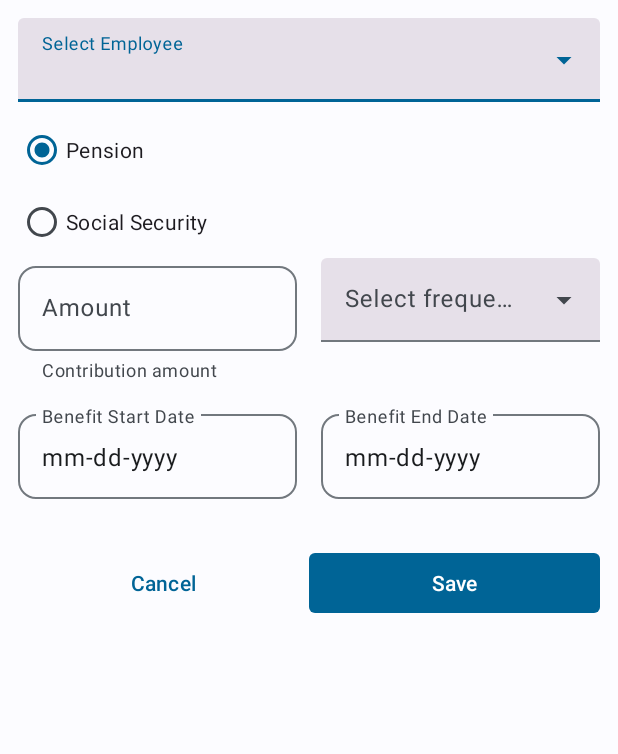
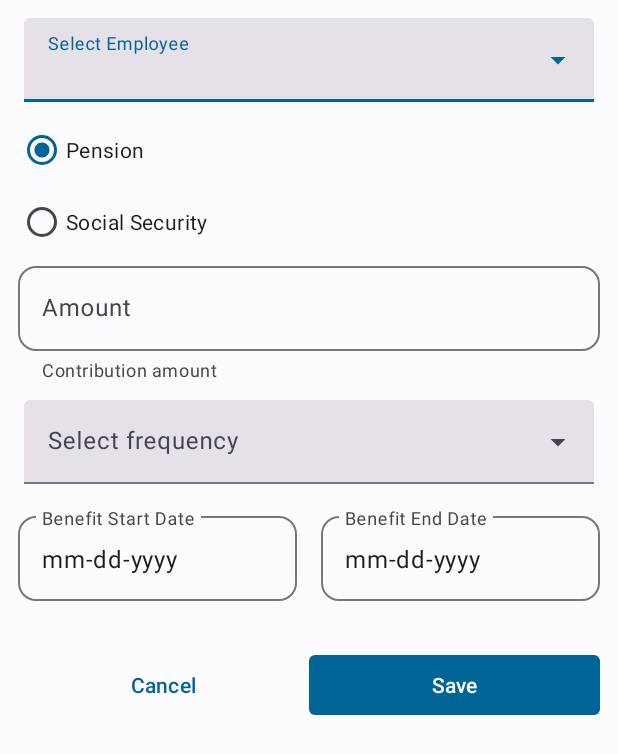
Before and after one commit to moaliyou/ERISM_App, an Android app: the layout retirement_benefit_form_dialog.xml on its own in the app's theme, with its tools: preview values and no code run, on a phone screen of 412 x 824 dp. Shown: the top 754 px of the screen. Run offline under Robolectric (Android 15) with nearby library versions, the phone set to English and light mode, and no system bars.

Commit message:
Modified retirement benefit dialog

```diff
--- a/app/src/main/res/layout/retirement_benefit_form_dialog.xml
+++ b/app/src/main/res/layout/retirement_benefit_form_dialog.xml
@@ -11,6 +11,8 @@
         android:layout_width="match_parent"
         android:layout_height="wrap_content"
         android:hint="Select Employee"
+        android:layout_marginStart="4dp"
+        android:layout_marginEnd="4dp"
         app:layout_constraintEnd_toEndOf="parent"
         app:layout_constraintStart_toStartOf="parent"
         app:layout_constraintTop_toTopOf="parent">
@@ -49,9 +51,8 @@
 
     <com.google.android.material.textfield.TextInputLayout
         android:id="@+id/tf_contribution_amount"
-        android:layout_width="0dp"
+        android:layout_width="match_parent"
         android:layout_height="wrap_content"
-        android:layout_marginEnd="8dp"
         android:hint="Amount"
         app:prefixText="$"
         app:helperTextEnabled="true"
@@ -60,29 +61,30 @@
         app:boxCornerRadiusBottomStart="12dp"
         app:boxCornerRadiusTopEnd="12dp"
         app:boxCornerRadiusTopStart="12dp"
-        app:layout_constraintEnd_toStartOf="@id/drd_contribution_frequency_layout"
+        app:layout_constraintEnd_toStartOf="parent"
         app:layout_constraintStart_toStartOf="parent"
         app:layout_constraintTop_toBottomOf="@id/rg_benefit_type">
 
         <com.google.android.material.textfield.TextInputEditText
             android:layout_width="match_parent"
             android:layout_height="wrap_content"
-            android:inputType="text"
+            android:inputType="numberDecimal"
             android:singleLine="true" />
 
     </com.google.android.material.textfield.TextInputLayout>
 
     <com.google.android.material.textfield.TextInputLayout
         android:id="@+id/drd_contribution_frequency_layout"
-        android:layout_width="0dp"
+        android:layout_width="match_parent"
         android:layout_height="wrap_content"
-        android:layout_marginStart="8dp"
         android:hint="Select frequency"
+        android:layout_marginTop="12dp"
+        android:layout_marginStart="4dp"
+        android:layout_marginEnd="4dp"
         style="@style/Widget.Material3.TextInputLayout.FilledBox.ExposedDropdownMenu"
         app:layout_constraintEnd_toEndOf="parent"
-        app:layout_constraintStart_toEndOf="@id/tf_contribution_amount"
-        app:layout_constraintTop_toBottomOf="@id/tf_contribution_amount"
-        app:layout_constraintTop_toTopOf="@id/tf_contribution_amount">
+        app:layout_constraintStart_toStartOf="parent"
+        app:layout_constraintTop_toBottomOf="@id/tf_contribution_amount">
 
         <AutoCompleteTextView
             android:id="@+id/drd_contribution_frequency"
@@ -106,7 +108,7 @@
         app:boxCornerRadiusTopStart="12dp"
         app:layout_constraintEnd_toStartOf="@id/tf_benefit_end_date"
         app:layout_constraintStart_toStartOf="parent"
-        app:layout_constraintTop_toBottomOf="@id/tf_contribution_amount">
+        app:layout_constraintTop_toBottomOf="@id/drd_contribution_frequency_layout">
 
         <com.google.android.material.textfield.TextInputEditText
             android:layout_width="match_parent"
```
Also changed, not shown: app/src/main/res/layout/fragment_retirement_benefit.xml (+13 -1 lines).
